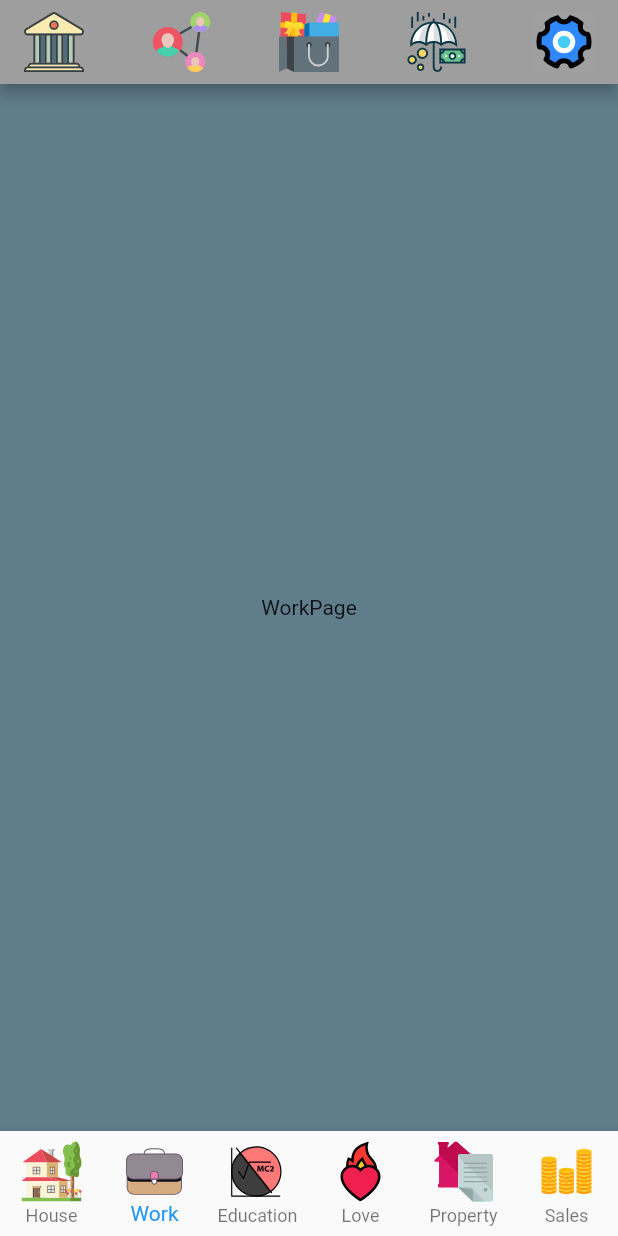
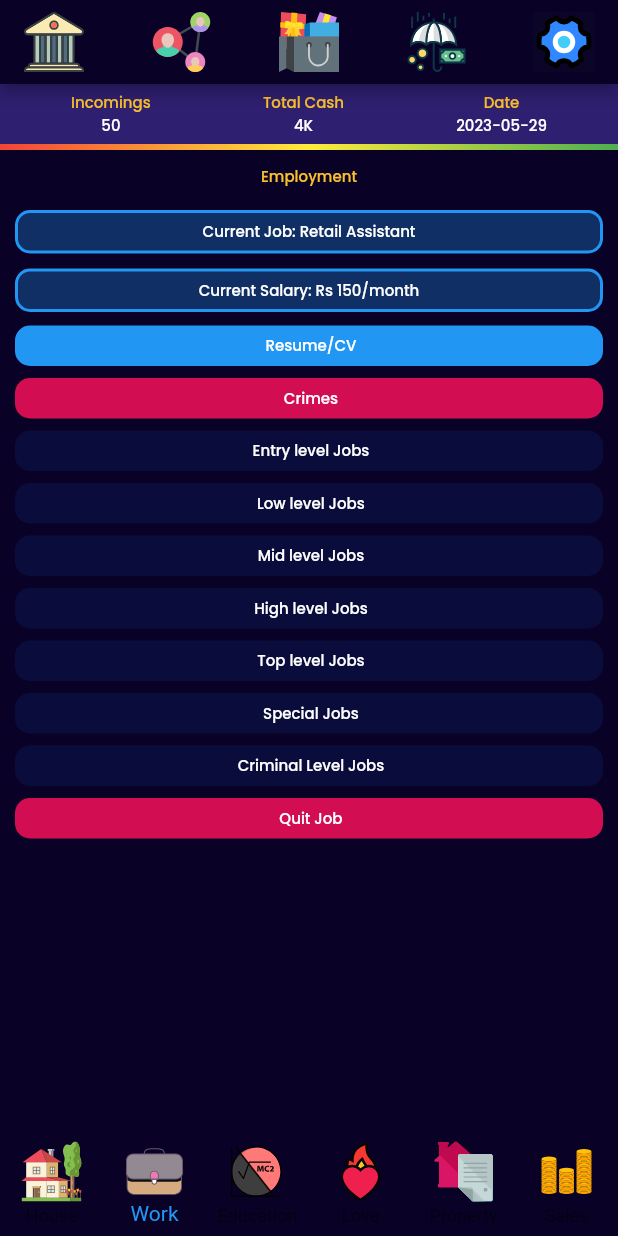
Before and after one commit to sakshamsri4/life_game, a Flutter app: the screen it shows after launch, item 2 of the bottom bar chosen, on a phone screen of 412 x 824 dp. Run offline on Flutter 3.47's test engine with Material 2 defaults, Android fonts, the phone set to English and light mode, and no system bars; our stand-ins replace flutter_svg, google_fonts.

Commit message:
work_page ui completed

```diff
--- a/lib/constants/theme_text.dart
+++ b/lib/constants/theme_text.dart
@@ -5,9 +5,13 @@ export 'package:my_game/theme_text.dart';
 
 TextStyle getTextHeading(
     {Color? color = AppColors.colorPrimary,
-    double fontSize = 16,
+    double fontSize = 10,
     FontWeight fontWeight = FontWeight.w500}) {
   return GoogleFonts.poppins(
-      textStyle:
-          TextStyle(color: color, fontSize: fontSize, fontWeight: fontWeight));
+      textStyle: TextStyle(
+    color: color,
+    fontSize: fontSize,
+    fontWeight: fontWeight,
+    fontFamily: 'Cursive',
+  ));
 }
--- a/lib/screens/home_page.dart
+++ b/lib/screens/home_page.dart
@@ -1,4 +1,3 @@
-
 import 'package:flutter/material.dart';
 import 'package:flutter_svg/flutter_svg.dart';
 import 'package:intl/intl.dart';
@@ -30,12 +29,13 @@ class _HomePageState extends State<HomePage> {
   Widget build(BuildContext context) {
     var provider = Provider.of<HomePageViewModel>(context);
     return Scaffold(
-      backgroundColor: Colors.blueGrey,
+      backgroundColor: AppColors.colorPrimary,
       appBar: AppBar(
-        backgroundColor: Colors.grey,
+        backgroundColor: AppColors.colorPrimary,
         title: buildAppbarIcons(),
       ),
       bottomNavigationBar: BottomNavigationBar(
+        backgroundColor: AppColors.colorPrimary,
         items: generateItems(),
         currentIndex:
             provider.getSelectedIndex() < 6 ? provider.getSelectedIndex() : 0,
@@ -50,7 +50,7 @@ class _HomePageState extends State<HomePage> {
     );
   }
 
-  Row buildAppbarIcons() {
+  Widget buildAppbarIcons() {
     var provider = Provider.of<HomePageViewModel>(context);
     return Row(
       mainAxisAlignment: MainAxisAlignment.spaceBetween,
--- a/lib/screens/work_page.dart
+++ b/lib/screens/work_page.dart
@@ -1,4 +1,7 @@
 import 'package:flutter/material.dart';
+import 'package:intl/intl.dart';
+import 'package:my_game/constants/app_colors.dart';
+import 'package:my_game/constants/theme_text.dart';
 
 class WorkPage extends StatefulWidget {
   const WorkPage({Key? key}) : super(key: key);
@@ -10,8 +13,160 @@ class WorkPage extends StatefulWidget {
 class _WorkPageState extends State<WorkPage> {
   @override
   Widget build(BuildContext context) {
-    return const Center(
-      child: Text("WorkPage"),
+    return Center(
+      child: Column(
+        children: [
+          buildEarningTile(),
+          Padding(
+            padding: const EdgeInsets.symmetric(vertical: 10.0),
+            child: Text(
+              "Employment",
+              style: getTextHeading(color: AppColors.colorDarkYellow),
+            ),
+          ),
+          customContainer(title: "Job", subTitle: "Retail Assistant"),
+          customContainer(title: "Salary", subTitle: "Rs 150/month"),
+          customButton(title: "Resume/CV", color: AppColors.colorBlue),
+          customButton(title: "Crimes", color: AppColors.colorAccent),
+          customButton(
+              title: "Entry level Jobs", color: AppColors.colorPrimaryDark),
+          customButton(
+              title: "Low level Jobs", color: AppColors.colorPrimaryDark),
+          customButton(
+              title: "Mid level Jobs", color: AppColors.colorPrimaryDark),
+          customButton(
+              title: "High level Jobs", color: AppColors.colorPrimaryDark),
+          customButton(
+              title: "Top level Jobs", color: AppColors.colorPrimaryDark),
+          customButton(
+              title: "Special Jobs", color: AppColors.colorPrimaryDark),
+          customButton(
+              title: "Criminal Level Jobs",
+              color: AppColors.colorPrimaryDark),
+          customButton(title: "Quit Job", color: AppColors.colorAccent),
+        ],
+      ),
+    );
+  }
+
+  Widget customContainer({required String title, required String subTitle}) {
+    return Padding(
+      padding: const EdgeInsets.symmetric(horizontal: 10.0, vertical: 5),
+      child: Container(
+        padding: const EdgeInsets.symmetric(vertical: 5),
+        width: double.infinity,
+        decoration: BoxDecoration(
+          borderRadius: BorderRadius.circular(10),
+          border: Border.all(
+            color: AppColors.colorBlue, // Border color
+            width: 2.0, // Border width
+          ),
+          // Specify the radius for the corners
+          color: AppColors.colorBlue
+              .withOpacity(.3), // You can specify any color you like
+        ),
+        child: Center(
+          child: Text(
+            "Current $title: $subTitle",
+            style: getTextHeading(color: AppColors.colorWhite),
+          ),
+        ),
+      ),
+    );
+  }
+
+  Widget customButton({required String title, required Color color}) {
+    return Padding(
+      padding: const EdgeInsets.symmetric(horizontal: 10.0, vertical: 4),
+      child: Container(
+        padding: const EdgeInsets.symmetric(vertical: 4),
+        width: double.infinity,
+        decoration: BoxDecoration(
+          borderRadius: BorderRadius.circular(10),
+          border: Border.all(
+            color: color, // Border color
+            width: 2.0, // Border width
+          ),
+          // Specify the radius for the corners
+          color: color, // You can specify any color you like
+        ),
+        child: Center(
+          child: Text(
+            " $title",
+            style: getTextHeading(color: AppColors.colorWhite),
+          ),
+        ),
+      ),
+    );
+  }
+
+  Widget buildEarningTile() {
+    return Container(
+      color: AppColors.colorDarkPurpleSemiTransparent,
+      child: Column(
+        children: [
+          Padding(
+            padding: const EdgeInsets.symmetric(vertical: 5, horizontal: 10),
+            child: Row(
+              mainAxisAlignment: MainAxisAlignment.spaceAround,
+              children: [
+                Column(
+                  children: [
+                    Text(
+                      "Incomings",
+                      style: getTextHeading(color: AppColors.colorDarkYellow),
+                    ),
+                    Text(
+                      "50",
+                      style: getTextHeading(color: AppColors.colorWhite),
+                    )
+                  ],
+                ),
+                Column(
+                  children: [
+                    Text(
+                      "Total Cash",
+                      style: getTextHeading(color: AppColors.colorDarkYellow),
+                    ),
+                    Text(
+                      "4K",
+                      style: getTextHeading(color: AppColors.colorWhite),
+                    )
+                  ],
+                ),
+                Column(
+                  children: [
+                    Text(
+                      "Date",
+                      style: getTextHeading(color: AppColors.colorDarkYellow),
+                    ),
+                    Text(
+                      DateFormat('yyyy-MM-dd')
+                          .format(DateTime.now())
+                          .toString(),
+                      style: getTextHeading(color: AppColors.colorWhite),
+                    )
+                  ],
+                ),
+              ],
+            ),
+          ),
+          Container(
+            height: 4.0, // This will be the height of your gradient border
+            decoration: const BoxDecoration(
+              gradient: LinearGradient(
+                begin: Alignment.centerLeft,
+                end: Alignment.centerRight,
+                colors: <Color>[
+                  Colors.red,
+                  Colors.yellow,
+                  Colors.green,
+                ],
+              ),
+            ),
+          ),
+        ],
+      ),
     );
   }
 }
```
